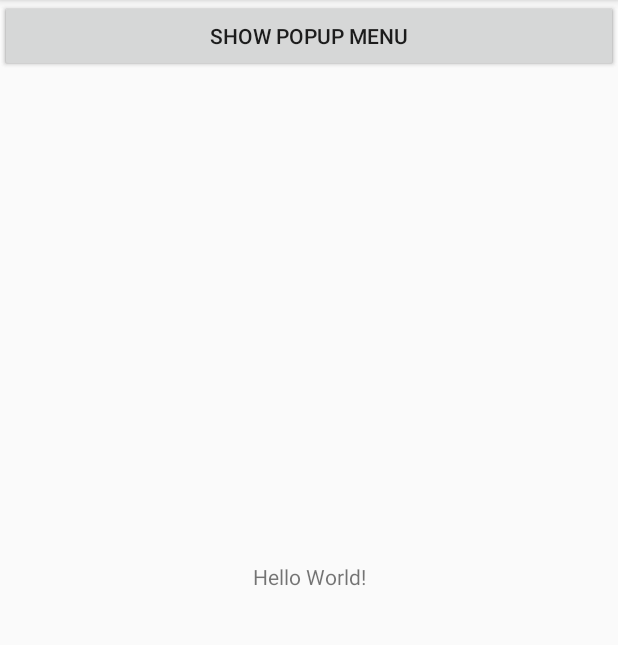
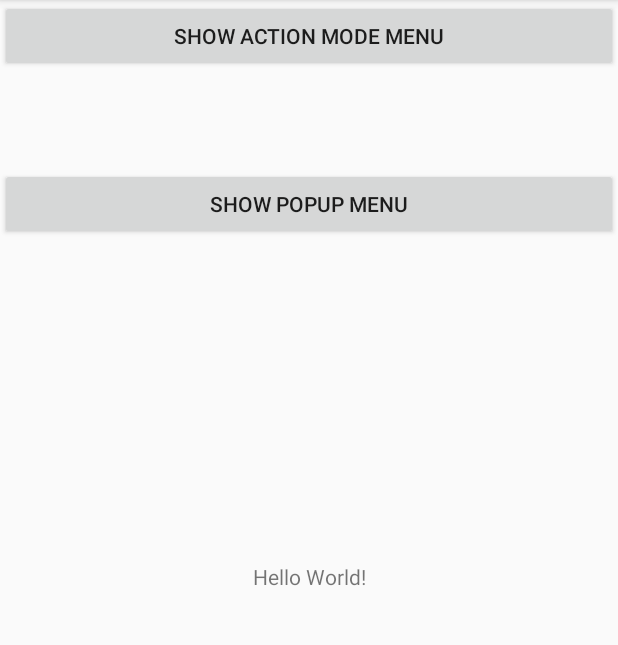
Before and after one commit to joabk/Menus, an Android app: the screen it shows after launch (MainActivity), on a phone screen of 412 x 824 dp, the part 84-729 px from its top. Run offline under Robolectric (Android 15) with nearby library versions, the phone set to English and light mode, and no system bars.

```diff
--- a/app/src/main/res/layout/activity_main.xml
+++ b/app/src/main/res/layout/activity_main.xml
@@ -18,20 +18,25 @@
 
     <Button
         android:id="@+id/btnActionMode"
+        android:layout_width="match_parent"
+        android:layout_height="wrap_content"
+        android:padding="10dp"
         android:text="Show Action mode menu"
-        android:padding="10dp"
-        android:layout_width="match_parent"
-        android:layout_height="wrap_content" />
+        app:layout_constraintTop_toTopOf="parent"
+        tools:layout_editor_absoluteX="0dp" />
 
     <Button
         android:id="@+id/btnAPopupMenu"
-        android:text="Show Popup Menu"
+        android:layout_width="match_parent"
+        android:layout_height="wrap_content"
+        android:layout_marginTop="64dp"
         android:onClick="showPopupMenu"
         android:padding="10dp"
-        android:layout_width="match_parent"
-        android:layout_height="wrap_content" />
+        android:text="Show Popup Menu"
+        app:layout_constraintTop_toBottomOf="@+id/btnActionMode"
+        tools:layout_editor_absoluteX="16dp" />
 
-<!--    <Button-->
+    <!--    <Button-->
 <!--        android:id="@+id/button"-->
 <!--        android:layout_width="wrap_content"-->
 <!--        android:layout_height="wrap_content"-->
```
Also changed, not shown: app/src/main/java/com/joabk/menus/MainActivity.java (+7 -4 lines), app/src/main/res/drawable/state_style.xml (added, +16 -0 lines), app/src/main/res/layout/activity_list_view.xml (added, +15 -0 lines).
